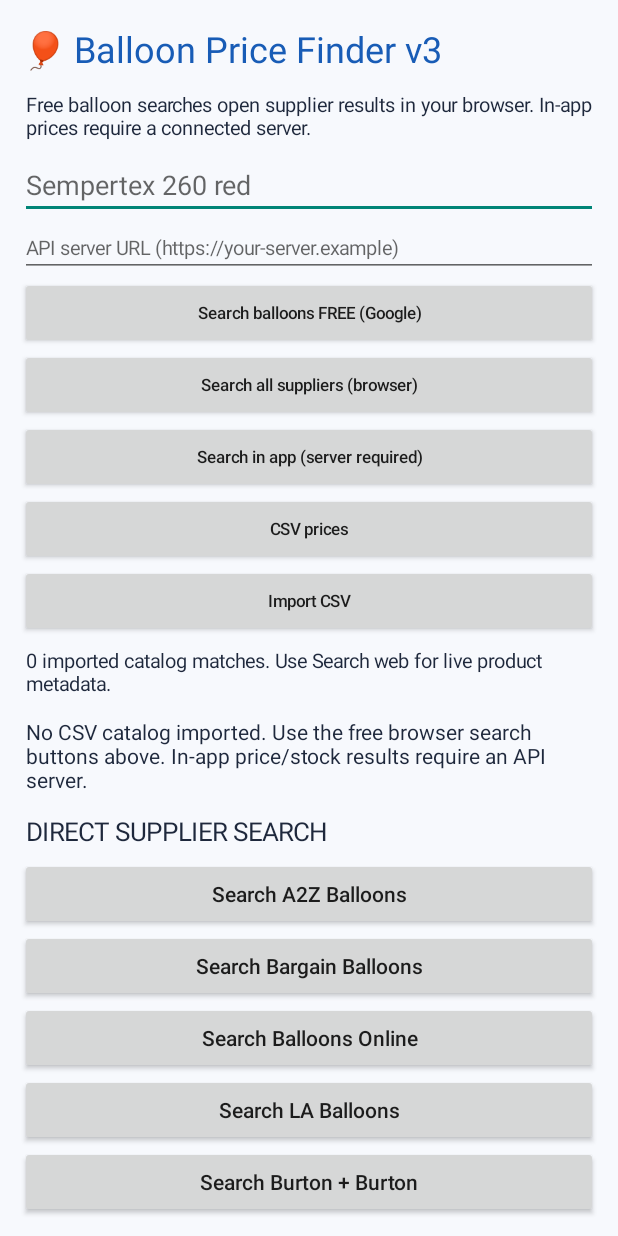
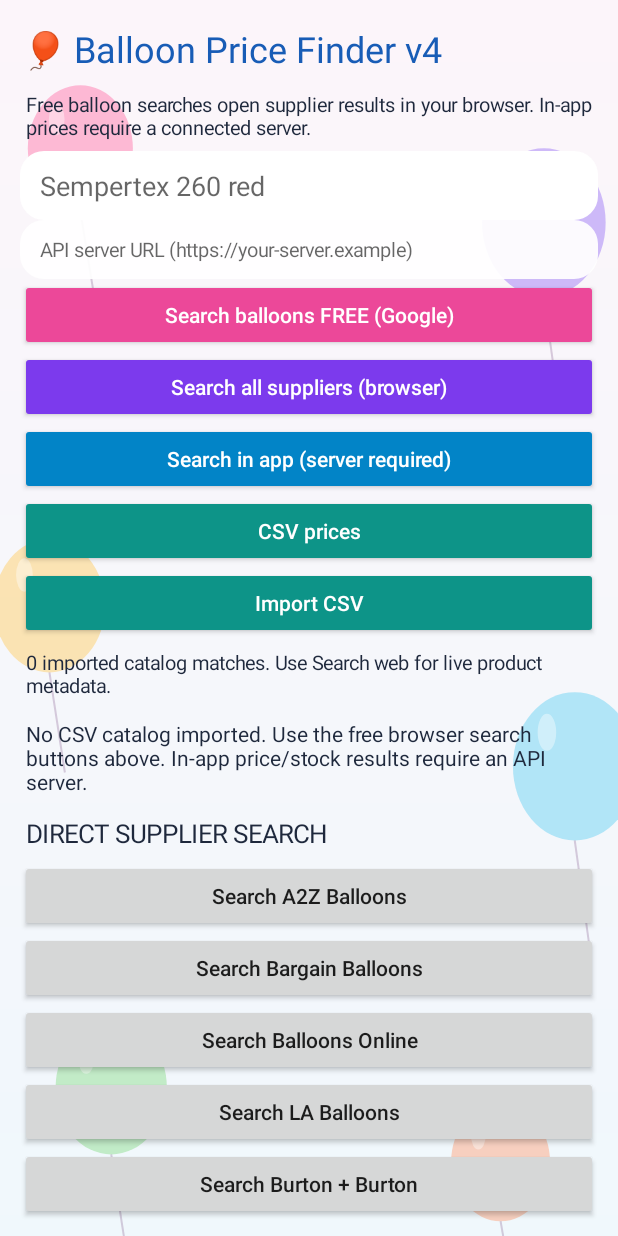
Before and after one commit to 82gtstang/BalloonSupplies, an Android app: the screen it shows after launch (MainActivity), on a phone screen of 412 x 824 dp. Run offline under Robolectric (Android 15) with nearby library versions, the phone set to English and light mode, and no system bars.

Commit message:
Create colorful balloon background and repair Google search using standard Google results

```diff
--- a/app/src/main/java/com/happybrushes/balloonfinder/MainActivity.kt
+++ b/app/src/main/java/com/happybrushes/balloonfinder/MainActivity.kt
@@ -5,6 +5,11 @@ import android.os.Bundle
 import android.content.Intent
 import android.net.Uri
 import android.graphics.Color
+import android.graphics.Canvas
+import android.graphics.Paint
+import android.graphics.LinearGradient
+import android.graphics.Shader
+import android.graphics.drawable.GradientDrawable
 import android.view.View
 import android.widget.*
 import org.json.JSONObject
@@ -31,12 +36,46 @@ class MainActivity : Activity() {
     private lateinit var summary: TextView
     private val blue = Color.rgb(24, 92, 182)
 
+    private fun rounded(color: Int, radius: Float = 24f): GradientDrawable =
+        GradientDrawable().apply { setColor(color); cornerRadius = radius }
+
+    private class BalloonBackground(context: android.content.Context) : View(context) {
+        private val paint = Paint(Paint.ANTI_ALIAS_FLAG)
+        override fun onDraw(canvas: Canvas) {
+            super.onDraw(canvas)
+            paint.shader = LinearGradient(0f, 0f, 0f, height.toFloat(),
+                Color.rgb(255, 238, 249), Color.rgb(225, 244, 255), Shader.TileMode.CLAMP)
+            canvas.drawRect(0f, 0f, width.toFloat(), height.toFloat(), paint)
+            paint.shader = null
+            val balloons = arrayOf(
+                floatArrayOf(.13f,.12f,.085f), floatArrayOf(.88f,.18f,.10f),
+                floatArrayOf(.08f,.49f,.09f), floatArrayOf(.93f,.62f,.10f),
+                floatArrayOf(.18f,.88f,.09f), floatArrayOf(.81f,.94f,.08f))
+            val colors = intArrayOf(0x66FF5E9C,0x668B5CF6,0x66FFC247,0x664CC9F0,0x6679D775,0x66FF9161)
+            balloons.forEachIndexed { i, p ->
+                val x = width * p[0]; val y = height * p[1]; val r = width * p[2]
+                paint.color = colors[i]
+                canvas.drawOval(x-r, y-r*1.2f, x+r, y+r*1.2f, paint)
+                paint.color = 0x55906E9A
+                paint.strokeWidth = 2f
+                canvas.drawLine(x, y+r*1.2f, x+width*.025f, y+r*3.0f, paint)
+                paint.color = 0x66FFFFFF
+                canvas.drawOval(x-r*.6f, y-r*.85f, x-r*.3f, y-r*.25f, paint)
+            }
+        }
+    }
+
     override fun onCreate(savedInstanceState: Bundle?) {
         super.onCreate(savedInstanceState)
-        val root = LinearLayout(this).apply { orientation = LinearLayout.VERTICAL; setPadding(20, 24, 20, 12); setBackgroundColor(Color.rgb(247,249,253)) }
-        root.addView(TextView(this).apply { text = "🎈 Balloon Price Finder v3"; textSize = 24f; setTextColor(blue); setPadding(0,0,0,8) })
+        val frame = FrameLayout(this)
+        frame.addView(BalloonBackground(this), FrameLayout.LayoutParams(-1, -1))
+        val root = LinearLayout(this).apply { orientation = LinearLayout.VERTICAL; setPadding(20, 24, 20, 12) }
+        frame.addView(root, FrameLayout.LayoutParams(-1, -1))
+        root.addView(TextView(this).apply { text = "🎈 Balloon Price Finder v4"; textSize = 24f; setTextColor(blue); setPadding(0,0,0,8) })
         root.addView(label("Free balloon searches open supplier results in your browser. In-app prices require a connected server.", 13f))
         search = EditText(this).apply { hint = "Sempertex 260 red"; setSingleLine(true) }
+        search.background = rounded(Color.WHITE)
+        search.setPadding(20, 16, 20, 16)
         root.addView(search)
         apiUrl = EditText(this).apply {
             hint = "API server URL (https://your-server.example)"
@@ -44,10 +83,12 @@ class MainActivity : Activity() {
             setText(getPreferences(MODE_PRIVATE).getString("api_url", ""))
             textSize = 13f
         }
+        apiUrl.background = rounded(0xEEFFFFFF.toInt())
+        apiUrl.setPadding(20, 16, 20, 16)
         root.addView(apiUrl)
         val actions = LinearLayout(this).apply { orientation = LinearLayout.VERTICAL }
         fun action(label: String, click: () -> Unit) {
-            actions.addView(Button(this).apply { text = label; textSize = 11f; isAllCaps = false; setOnClickListener { click() } },
+            actions.addView(Button(this).apply { text = label; textSize = 14f; isAllCaps = false; setTextColor(Color.WHITE); backgroundTintList = android.content.res.ColorStateList.valueOf(when { label.contains("Google") -> 0xFFEC4899.toInt(); label.contains("suppliers") -> 0xFF7C3AED.toInt(); label.contains("server") -> 0xFF0284C7.toInt(); else -> 0xFF0D9488.toInt() }); setOnClickListener { click() } },
                 LinearLayout.LayoutParams(-1, LinearLayout.LayoutParams.WRAP_CONTENT))
         }
         action("Search balloons FREE (Google)") { googleSearch() }
@@ -62,7 +103,7 @@ class MainActivity : Activity() {
         results = LinearLayout(this).apply { orientation = LinearLayout.VERTICAL }
         scroll.addView(results)
         root.addView(scroll, LinearLayout.LayoutParams(-1, 0, 1f))
-        setContentView(root)
+        setContentView(frame)
         renderOffers()
     }
     private fun label(value: String, size: Float = 16f): TextView = TextView(this).apply {
@@ -83,8 +124,8 @@ class MainActivity : Activity() {
     private fun googleSearch() {
         val q = search.text.toString().trim()
         if (q.length < 2) { Toast.makeText(this, "Enter a balloon name", Toast.LENGTH_SHORT).show(); return }
-        summary.text = "Opening your custom Google search engine in the browser. If it shows no results, use Search all suppliers (browser)."
-        open("https://cse.google.com/cse?cx=263954e4ff7544c90&q=" + URLEncoder.encode(q, "UTF-8"))
+        summary.text = "Opening regular Google search for your balloons. No custom search engine or server required."
+        open("https://www.google.com/search?q=" + URLEncoder.encode(q + " balloons", "UTF-8"))
     }
     private fun searchWeb() {
         val q = search.text.toString().trim()
@@ -134,7 +175,7 @@ class MainActivity : Activity() {
                 else -> "Stock unknown"
             }
             val priceText = if (price == null) "Price unavailable" else price + " " + currency
-            val card = LinearLayout(this).apply { orientation = LinearLayout.VERTICAL; setPadding(14,12,14,12); setBackgroundColor(Color.WHITE) }
+            val card = LinearLayout(this).apply { orientation = LinearLayout.VERTICAL; setPadding(14,12,14,12); background = rounded(0xF5FFFFFF.toInt(), 28f) }
             card.addView(label(name, 17f))
             card.addView(label(supplier + " • " + priceText + " • " + stock, 14f))
             card.addView(Button(this).apply { text = "View product / order"; isAllCaps = false; setOnClickListener { open(item.optString("url")) } })
```
